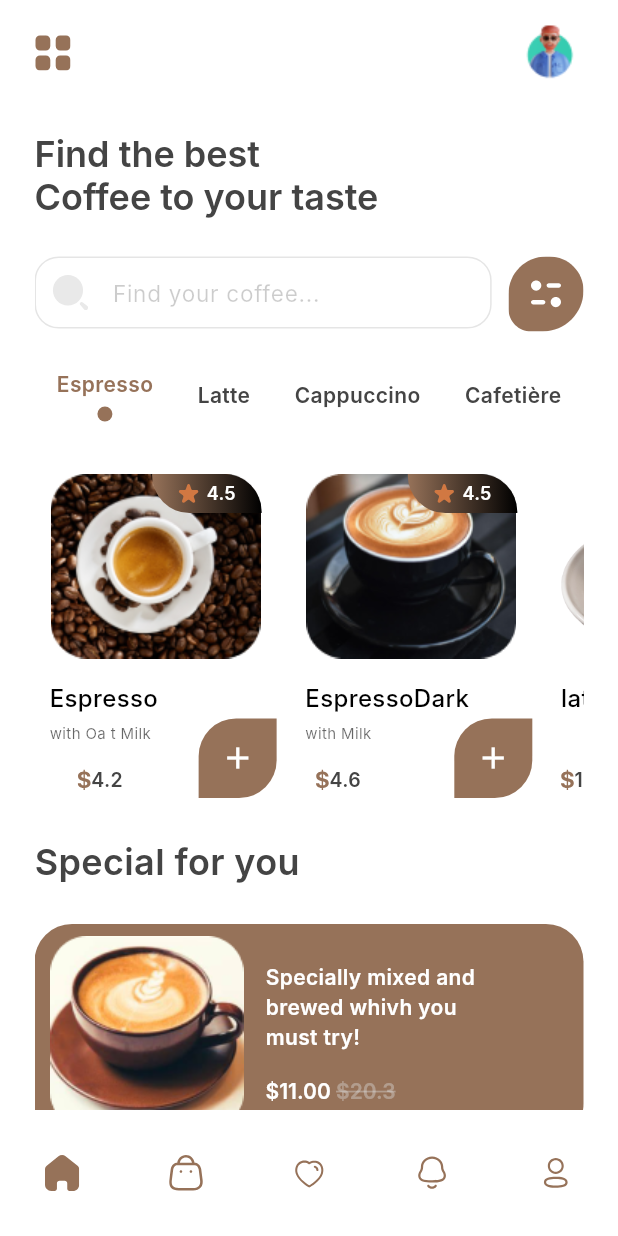
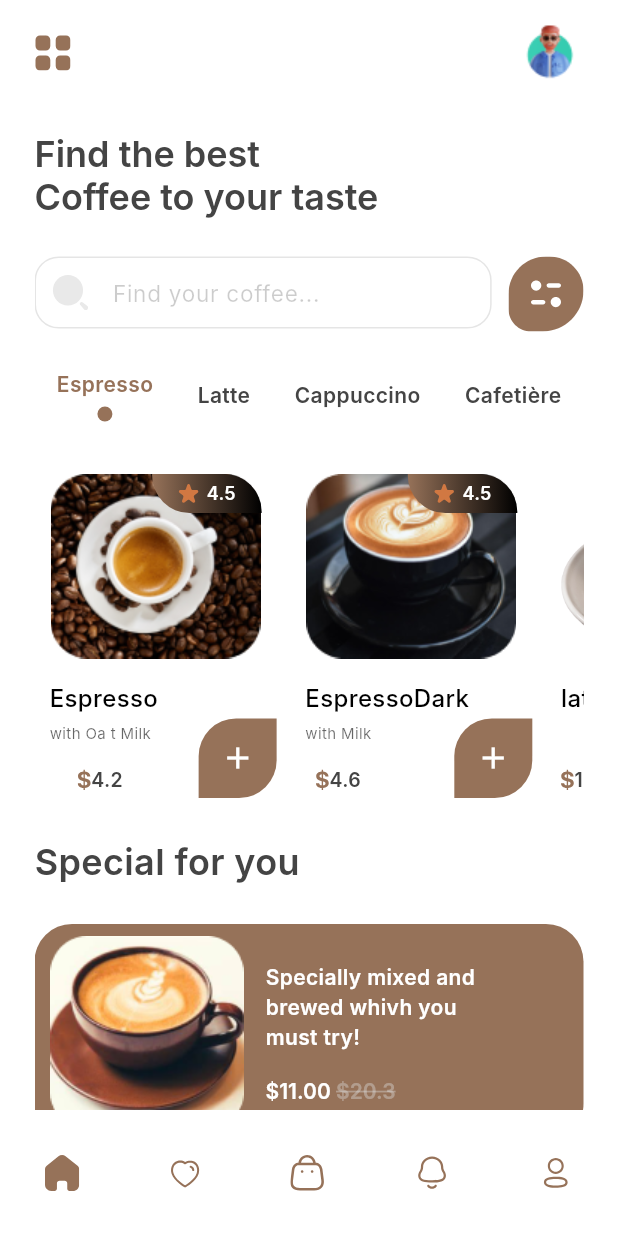
Before and after one commit to mohmedmaher/coffee_app_t, a Flutter app: the HomeView screen opened by its route, on a phone screen of 412 x 824 dp. Run offline on Flutter 3.47's test engine with Material 3 defaults, Android fonts, the phone set to English and light mode, and no system bars; drawn by our look-alikes of google_nav_bar; our stand-ins replace flutter_bloc, flutter_svg, go_router, readmore; Roboto replaces fonts that are missing (Inter).

Commit message:
update search tools

```diff
--- a/lib/constant.dart
+++ /dev/null
@@ -1,4 +0,0 @@
-import 'package:flutter/material.dart';
-
-var kPrimaryColor= const Color(0xffc8c8c8);
-var kSecondaryColor=  Colors.grey.shade400;
--- a/lib/features/cart/presentation/views/widgets/custom_curt_app_bar.dart
+++ b/lib/features/cart/presentation/views/widgets/custom_curt_app_bar.dart
@@ -23,7 +23,7 @@ class CustomCurtAppBar extends StatelessWidget {
       children: [
         CustomContainerIcon(
           onTap: () {
-            BlocProvider.of<BottomNavBarCubit>(context).updateIndex(0);
+            context.read<BottomNavBarCubit>().updateIndex(0);
           },
           imagePath: ImageAssets.lineArrowLeft,
           colorFilter: ColorFilter.mode(
@@ -39,7 +39,7 @@ class CustomCurtAppBar extends StatelessWidget {
         ),
         CustomContainerIcon(
           onTap: () {
-            BlocProvider.of<CoffeeCubit>(context).clearCart();
+            context.read<CoffeeCubit>().clearCart(); // استخدام context.read
           },
           imagePath: ImageAssets.deleteIcon,
         ),
--- a/lib/features/home/data/models/coffee_model.dart
+++ b/lib/features/home/data/models/coffee_model.dart
@@ -22,4 +22,9 @@ class CoffeeModel {
     this.quantity = 1,
     this.isSelected = true,
   });
+
+  @override
+  String toString() {
+    return 'CoffeeModel{title: $title, price: $price, rate: $rate}';
+  }
 }
--- a/lib/features/home/presentation/views/home_view.dart
+++ b/lib/features/home/presentation/views/home_view.dart
@@ -1,10 +1,10 @@
 import 'package:coffee_app_t/features/favorite/presentation/views/favorite_view.dart';
+import 'package:coffee_app_t/features/home/presentation/views/widgets/custom_bottom_nav_bar.dart';
 import 'package:coffee_app_t/features/notification/presentation/views/notification_view.dart';
 import 'package:coffee_app_t/features/profile/presentation/views/profile_view.dart';
 import 'package:flutter/material.dart';
 import 'package:flutter_bloc/flutter_bloc.dart';
 
-import '../../../../core/widgets/custom_bottom_nav_bar.dart';
 import '../../../cart/presentation/views/cart_view.dart';
 import '../../../shop/presentation/views/shop_view.dart';
 import '../manager/bottom_nav_bar_cubit/bottom_nav_bar_cubit.dart';
--- a/lib/core/widgets/custom_bottom_nav_bar.dart
+++ b/lib/features/home/presentation/views/widgets/custom_bottom_nav_bar.dart
@@ -5,7 +5,7 @@ import 'package:flutter/material.dart';
 import 'package:flutter_bloc/flutter_bloc.dart';
 import 'package:flutter_svg/svg.dart';
 import 'package:google_nav_bar/google_nav_bar.dart';
-import '../../features/home/presentation/manager/bottom_nav_bar_cubit/bottom_nav_bar_cubit.dart';
+import '../../manager/bottom_nav_bar_cubit/bottom_nav_bar_cubit.dart';
 
 class CustomBottomNavBar extends StatelessWidget {
   const CustomBottomNavBar({super.key});
@@ -38,28 +38,28 @@ class CustomBottomNavBar extends StatelessWidget {
                   currentIndex == 0
                       ? ImageAssets.homeNavB
                       : ImageAssets.homeNavL,
-                  width: 24,
-                  height: 24,
+                  width: AppSize.s24,
+                  height: AppSize.s24,
+                ),
+              ),
+              GButton(
+                icon: Icons.favorite,
+                text: '',
+                leading: SvgPicture.asset(
+                  currentIndex == 1
+                      ? ImageAssets.heartNavB
+                      : ImageAssets.heartNavL,
+                  width: AppSize.s22,
+                  height: AppSize.s22,
                 ),
               ),
               GButton(
                 icon: Icons.shopping_bag,
                 text: '',
                 leading: SvgPicture.asset(
-                  currentIndex == 1 ? ImageAssets.bagNavB : ImageAssets.bagNavL,
-                  width: 24,
-                  height: 24,
-                ),
-              ),
-              GButton(
-                icon: Icons.favorite,
-                text: '',
-                leading: SvgPicture.asset(
-                  currentIndex == 2
-                      ? ImageAssets.heartNavB
-                      : ImageAssets.heartNavL,
-                  width: 22,
-                  height: 22,
+                  currentIndex == 2 ? ImageAssets.bagNavB : ImageAssets.bagNavL,
+                  width: AppSize.s24,
+                  height: AppSize.s24,
                 ),
               ),
               GButton(
@@ -69,8 +69,8 @@ class CustomBottomNavBar extends StatelessWidget {
                   currentIndex == 3
                       ? ImageAssets.notificationNavB
                       : ImageAssets.notificationNavL,
-                  width: 24,
-                  height: 24,
+                  width: AppSize.s24,
+                  height: AppSize.s24,
                 ),
               ),
               GButton(
@@ -80,8 +80,8 @@ class CustomBottomNavBar extends StatelessWidget {
                   currentIndex == 4
                       ? ImageAssets.profileNavLB
                       : ImageAssets.profileNavL,
-                  width: 24,
-                  height: 24,
+                  width: AppSize.s24,
+                  height: AppSize.s24,
                 ),
               ),
             ],
--- a/lib/features/shop/presentation/manager/search_cubit/search_cubit.dart
+++ b/lib/features/shop/presentation/manager/search_cubit/search_cubit.dart
@@ -1,15 +1,22 @@
 import 'package:flutter_bloc/flutter_bloc.dart';
+import '../../../../home/data/models/coffee_model.dart';
 
-class SearchCubit extends Cubit<List<String>> {
-  List<String> previousSearches = [];
+class SearchCubit extends Cubit<List<CoffeeModel>> {
+  final List<CoffeeModel> coffeeShop;
 
-  SearchCubit() : super([]);
+  SearchCubit(this.coffeeShop) : super([]);
 
   void search(String query) {
-    if (!previousSearches.contains(query)) {
-      previousSearches.add(query);
+    print('Search query: $query');
+    if (query.isEmpty) {
+      emit([]);
+      return;
     }
-    emit(List.generate(10, (index) => '$query Result $index'));
+    final searchResults = coffeeShop.where((coffee) {
+      return coffee.title.toLowerCase().contains(query.toLowerCase());
+    }).toList();
+    print('Search results: $searchResults');
+    emit(searchResults);
   }
 
   void clearSearch() {
--- a/lib/features/shop/presentation/views/shop_view.dart
+++ b/lib/features/shop/presentation/views/shop_view.dart
@@ -3,20 +3,27 @@ import 'package:coffee_app_t/core/utils/color_manager.dart';
 import 'package:coffee_app_t/core/utils/strings_manager.dart';
 import 'package:coffee_app_t/core/utils/styles_manager.dart';
 import 'package:coffee_app_t/features/shop/presentation/views/widgets/custom_coffee_list_view.dart';
-import 'package:coffee_app_t/features/shop/presentation/views/widgets/custom_top_list.dart';
+import 'package:coffee_app_t/features/shop/presentation/views/widgets/custom_drinks_classification_list.dart';
 import 'package:coffee_app_t/features/shop/presentation/views/widgets/search_widget.dart';
 import 'package:flutter/material.dart';
+import 'package:flutter_bloc/flutter_bloc.dart';
 
+import '../../../../core/coffee_cubit/coffee_cubit.dart';
 import '../../../../core/utils/values_manager.dart';
 import '../../../../core/widgets/custom_coffee_app_bar.dart';
+import '../manager/search_cubit/search_cubit.dart';
 
 class ShopView extends StatelessWidget {
   const ShopView({super.key});
 
   @override
   Widget build(BuildContext context) {
-    final isColorDark = Theme.of(context).brightness == Brightness.dark;
-    return SafeArea(
+    final isColorDark = Theme
+        .of(context)
+        .brightness == Brightness.dark;
+    return BlocProvider(
+      create: (context) => SearchCubit(BlocProvider.of<CoffeeCubit>(context).coffeeShop),
+      child: SafeArea(
         child: Padding(
           padding: const EdgeInsets.only(
             left: AppPadding.p23,
@@ -34,7 +41,8 @@ class ShopView extends StatelessWidget {
                 RichText(
                   text: TextSpan(
                     style: getSemiBoldStyle(
-                    color: isColorDark ? ColorManager.white : ColorManager.grey,
+                      color: isColorDark ? ColorManager.white : ColorManager
+                          .grey,
                     ),
                     children: const [
                       TextSpan(text: '${AppStrings.findBest}\n'),
@@ -135,6 +143,7 @@ class ShopView extends StatelessWidget {
             ),
           ),
         ),
+      ),
     );
   }
 }
--- a/lib/features/shop/presentation/views/widgets/custom_coffee_list_tile.dart
+++ b/lib/features/shop/presentation/views/widgets/custom_coffee_list_tile.dart
@@ -14,7 +14,7 @@ class CustomCoffeeListTile extends StatelessWidget {
     required this.coffeeCubit,
     required this.index,
     this.onPressed,
-    required this.iconData,
+    required this.iconData, required coffeeModel,
   });
 
   final CoffeeCubit coffeeCubit;
--- a/lib/features/shop/presentation/views/widgets/custom_coffee_list_view.dart
+++ b/lib/features/shop/presentation/views/widgets/custom_coffee_list_view.dart
@@ -1,10 +1,11 @@
-
 import 'package:flutter/material.dart';
 import 'package:flutter_bloc/flutter_bloc.dart';
 import 'package:go_router/go_router.dart';
 
 import '../../../../../core/coffee_cubit/coffee_cubit.dart';
 import '../../../../../core/utils/app_router.dart';
+import '../../../../home/data/models/coffee_model.dart';
+import '../../manager/search_cubit/search_cubit.dart';
 import 'custom_coffee_list_tile.dart';
 
 class CustomCoffeeListView extends StatelessWidget {
@@ -12,9 +13,12 @@ class CustomCoffeeListView extends StatelessWidget {
 
   @override
   Widget build(BuildContext context) {
-    return BlocBuilder<CoffeeCubit, CoffeeState>(
-      builder: (context, state) {
+    return BlocBuilder<SearchCubit, List<CoffeeModel>>(
+      builder: (context, searchResults) {
         var coffeeCubit = BlocProvider.of<CoffeeCubit>(context);
+        final coffeeList =
+            searchResults.isEmpty ? coffeeCubit.coffeeShop : searchResults;
+
         return SizedBox(
           height: 226,
           child: GridView.builder(
@@ -25,12 +29,13 @@ class CustomCoffeeListView extends StatelessWidget {
               crossAxisSpacing: 9,
               mainAxisSpacing: 9,
             ),
-            itemCount: coffeeCubit.coffeeShop.length,
+            itemCount: coffeeList.length,
             itemBuilder: (BuildContext context, int index) {
               return CustomCoffeeListTile(
                 coffeeCubit: coffeeCubit,
                 iconData: Icons.arrow_forward_rounded,
                 index: index,
+                coffeeModel: coffeeList[index],
                 onPressed: () {
                   GoRouter.of(context).push(
                     AppRouter.kDrinkOrderSpecifications,
--- a/lib/features/shop/presentation/views/widgets/search_widget.dart
+++ b/lib/features/shop/presentation/views/widgets/search_widget.dart
@@ -62,8 +62,8 @@ class SearchWidget extends StatelessWidget {
                 cursorColor: isColorDark
                     ? ColorManager.darkBlueGrey
                     : ColorManager.blackOpacity1,
-                onFieldSubmitted: (value) {
-                  context.read<SearchCubit>().search(value);
+                onChanged: (query) {
+                  context.read<SearchCubit>().search(query);
                 },
               ),
             ),
--- a/lib/main.dart
+++ b/lib/main.dart
@@ -24,7 +24,7 @@ class MyApp extends StatelessWidget {
         ),
         BlocProvider(
           create: (context) => ThemeCubit(),
-        )
+        ),
       ],
       child: BlocBuilder<ThemeCubit, ThemeData>(
         builder: (context, theme) {
```
Also changed, not shown: lib/features/shop/presentation/views/widgets/custom_drinks_classification_list.dart (renamed from lib/features/shop/presentation/views/widgets/custom_top_list.dart). Lines whose indentation alone changed are shown as unchanged.
